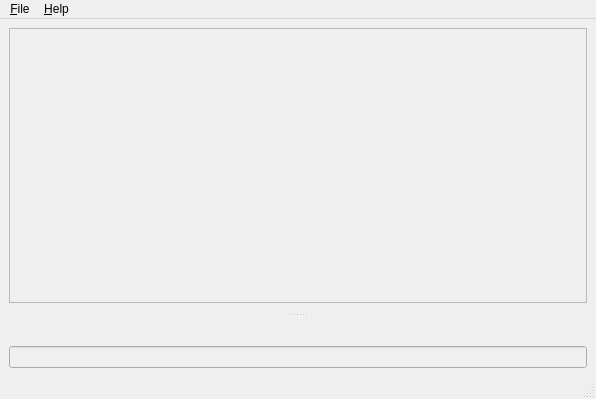
The window that ui/main.ui (ahitrin/SiebenApp) describes before a commit, drawn with Qt 5.
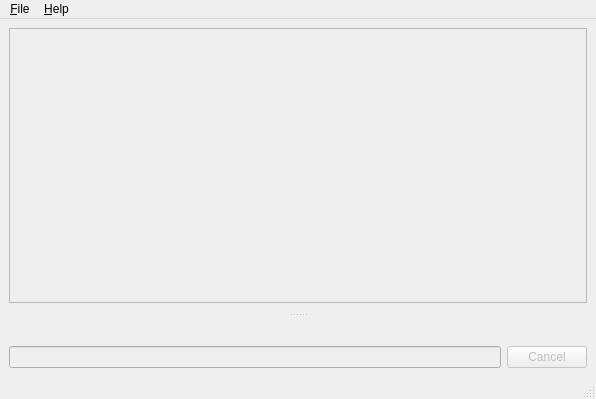
The same window after the commit.

The edit to the form file:
```diff
--- a/ui/main.ui
+++ b/ui/main.ui
@@ -96,6 +96,16 @@
        </property>
       </widget>
      </item>
+     <item>
+      <widget class="QPushButton" name="cancel">
+       <property name="enabled">
+        <bool>false</bool>
+       </property>
+       <property name="text">
+        <string>Cancel</string>
+       </property>
+      </widget>
+     </item>
     </layout>
    </widget>
   </widget>
```
Left out of the diff: 4 changed lines with no effect on the pictures.
